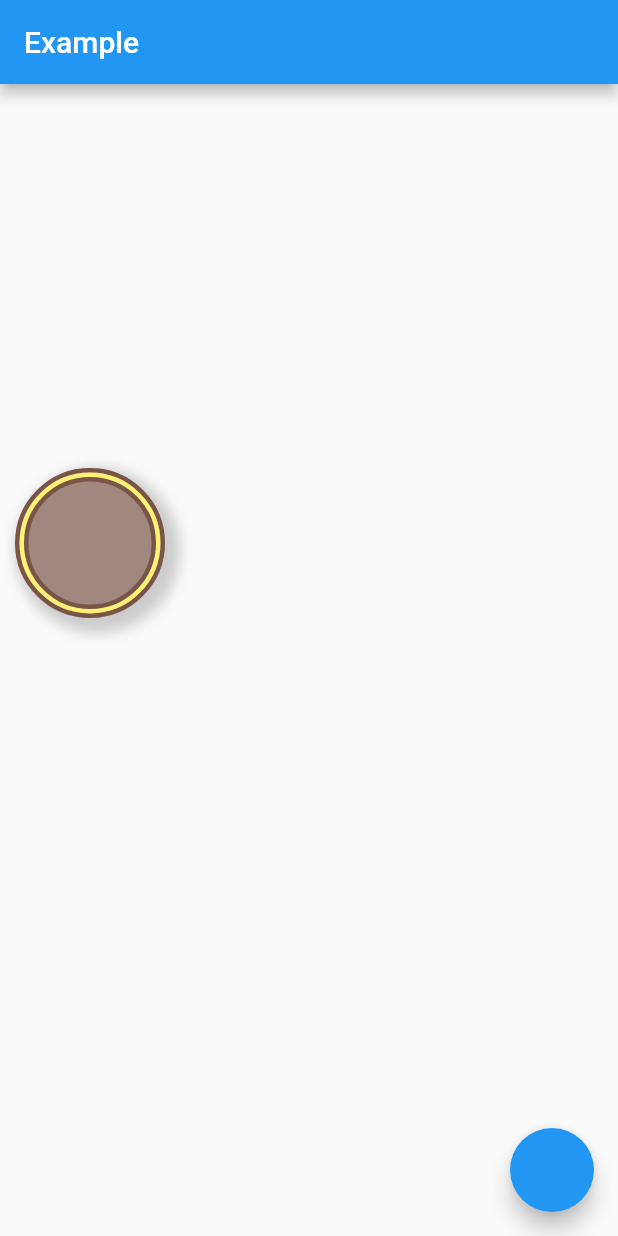
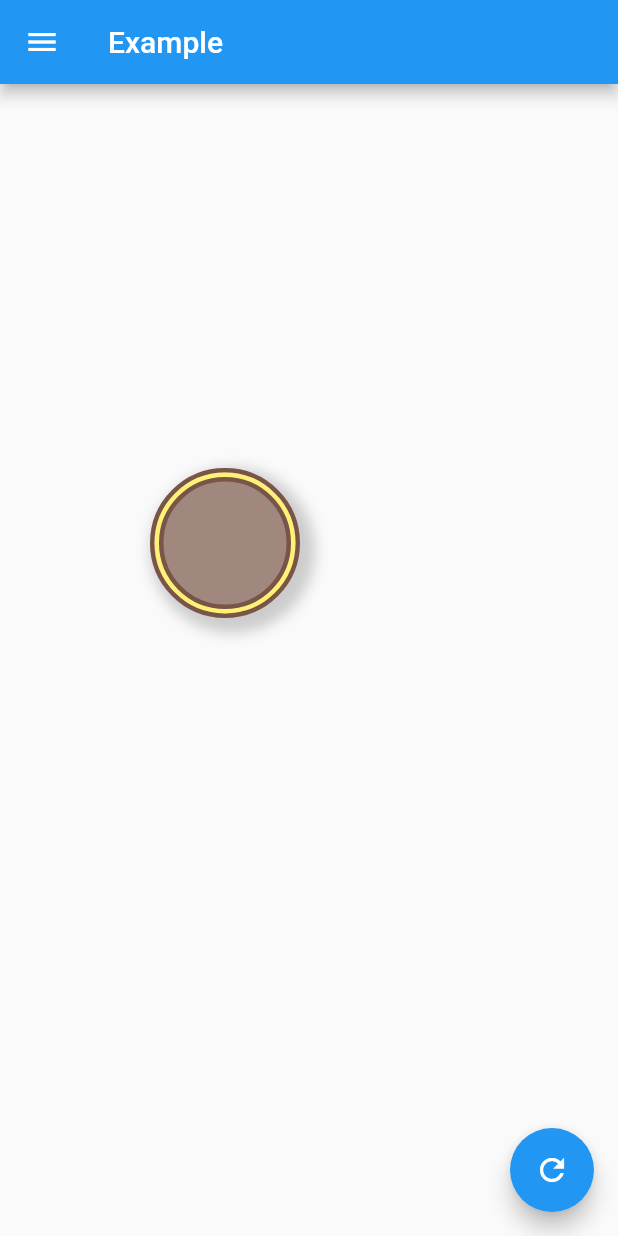
Before and after one commit to Sileadim/provider_test, a Flutter app: the screen it shows after launch, on a phone screen of 412 x 824 dp. Run offline on Flutter 3.47's test engine with Material 2 defaults, Android fonts, the phone set to English and light mode, and no system bars; missing offline and left inert: arrow_path, matrix_gesture_detector; statements that could not run were skipped.

```diff
--- a/lib/animated_button.dart
+++ b/lib/animated_button.dart
@@ -8,7 +8,6 @@ double getRadiansFromDegree(double degree) {
   return degree / unitRadian;
 }
 
-
 enum ButtonType {
   addChild,
   addExistingNodeAsChild,
@@ -16,9 +15,9 @@ enum ButtonType {
   main,
   delete,
   addInfo,
-  complete
+  complete,
+  info
 }
-
 
 class NodeBody extends StatelessWidget {
   final double height;
@@ -69,7 +68,6 @@ class NodeBody extends StatelessWidget {
     ]);
   }
 }
-
 
 class AnimatedButton extends StatefulWidget {
   final Node node;
@@ -192,6 +190,8 @@ class _AnimatedButtonState extends State<AnimatedButton>
         }
 
         break;
+      default:
+        break;
     }
     return [returnColor, clickable];
   }
@@ -205,6 +205,8 @@ class _AnimatedButtonState extends State<AnimatedButton>
         } else {
           unrolled = false;
         }
+        break;
+      default:
         break;
     }
     return unrolled;
@@ -224,6 +226,8 @@ class _AnimatedButtonState extends State<AnimatedButton>
             widget.node == context.watch<NodeStates>().activeNode) {
           active = true;
         }
+        break;
+      default:
         break;
     }
     return active;
--- a/lib/main.dart
+++ b/lib/main.dart
@@ -56,7 +56,7 @@ List<Widget> layoutElements(
     {
       "type": ButtonType.removeExistingConnection,
       "color": Colors.red[200],
-      "iconData": Icons.remove_circle,
+      "iconData": Icons.content_cut,
       "onTap": context.watch<NodeStates>().toggleRemoveExistingConnection
     },
     {
@@ -64,6 +64,12 @@ List<Widget> layoutElements(
       "color": Colors.amber,
       "iconData": Icons.check,
       "onTap": context.watch<NodeStates>().toggleComplete
+    },
+    {
+      "type": ButtonType.info,
+      "color": Colors.blue,
+      "iconData": Icons.create,
+      "onTap": () => {}
     }
   ];
   List nodes = context.watch<NodeStates>().getNodes();
@@ -171,11 +177,11 @@ class _HomeState extends State<Home> {
       ),
       ...elements
     ];
-
     return Scaffold(
+        drawer: Drawer(child: Container()),
         floatingActionButton: FloatingActionButton(
-          onPressed: context.watch<NodeStates>().addNode,
-        ),
+            onPressed: context.watch<NodeStates>().resetView,
+            child: Icon(Icons.refresh, color: Colors.white)),
         appBar: AppBar(
           title: const Text('Example'),
         ),
--- a/lib/node.dart
+++ b/lib/node.dart
@@ -53,7 +53,7 @@ class NodeStates with ChangeNotifier, DiagnosticableTreeMixin {
     var parent = Node(
       colorsToChooseFrom: Colors.green,
       nodes: nodes,
-      position: Offset(10, 200),
+      position: Offset(100, 200),
     );
     nodes.add(parent);
   }
@@ -174,27 +174,15 @@ class NodeStates with ChangeNotifier, DiagnosticableTreeMixin {
     notifyListeners();
   }
 
-  //bool removeConnection(Node node) {
-  //  if (isChild(activeNode, node)) {
-  //    activeNode.children.remove(node);
-  //    return true;
-  //  } else if (isChild(node, activeNode)) {
-  //    node.children.remove(activeNode);
-  //    return true;
-  //  }
-  //  return false;
-  //}
   bool removeConnection(Node node) {
     if (!(node == null || activeNode == null)) {
       if (isChild(activeNode, node)) {
         activeNode.children.remove(node);
         mode = Mode.def;
-
         return true;
       } else if (isChild(node, activeNode)) {
         node.children.remove(activeNode);
         mode = Mode.def;
-
         return true;
       }
     }
@@ -251,14 +239,12 @@ class NodeStates with ChangeNotifier, DiagnosticableTreeMixin {
           notifyListeners();
         }
         break;
-
       case Mode.addExistingNodeAsChild:
         bool success = addExistingAsChild(node);
         if (success) {
           notifyListeners();
         }
         break;
-
       case Mode.def:
         toggleActiveNode(node);
         break;
@@ -270,4 +256,9 @@ class NodeStates with ChangeNotifier, DiagnosticableTreeMixin {
   bool isActiveNode(Node node) {
     return activeNode == node ? true : false;
   }
+
+  void resetView() {
+    matrix = Matrix4.identity();
+    notifyListeners();
+  }
 }
```
